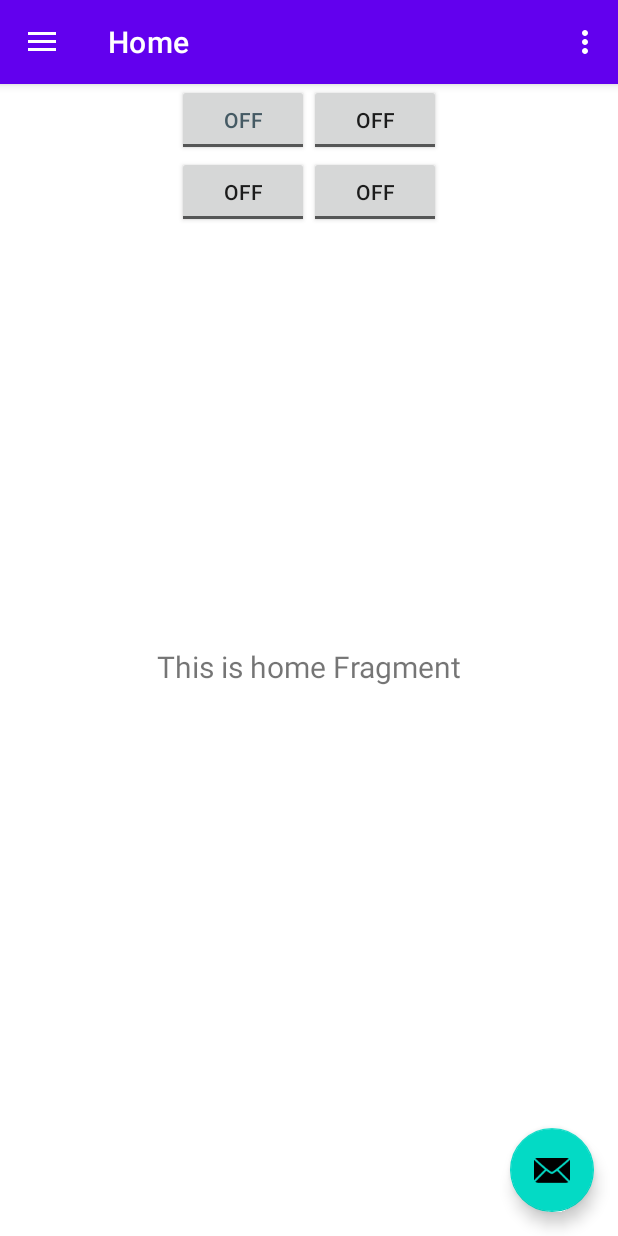
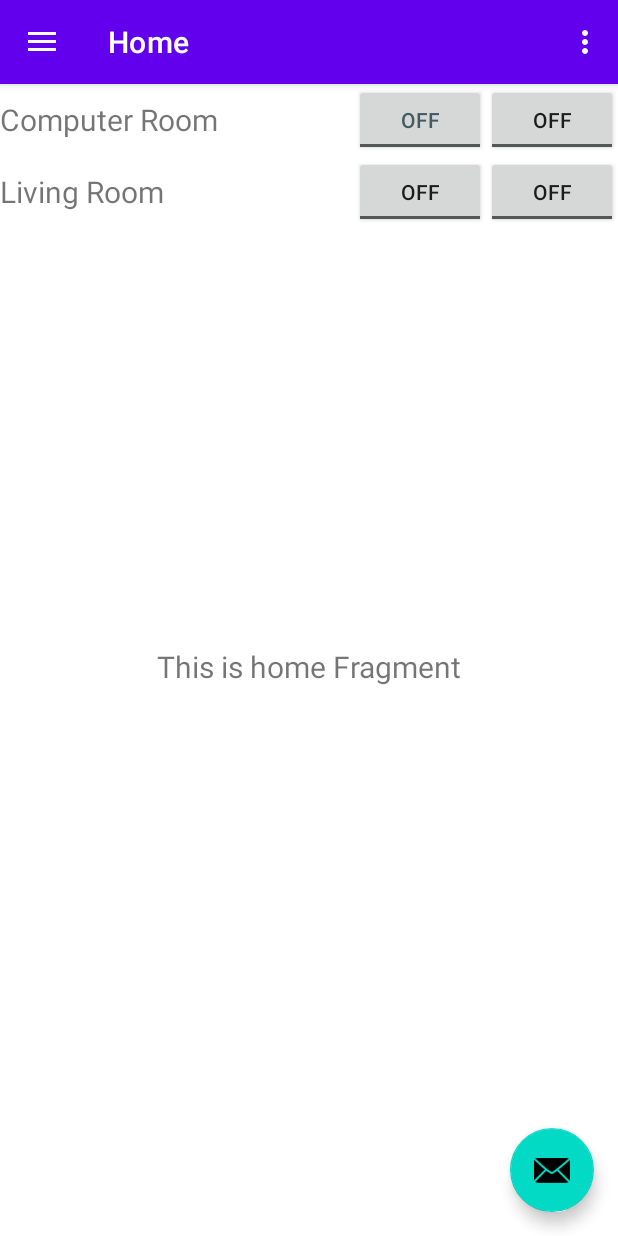
Before and after one commit to jtpunt/LightSwitch, an Android app: the screen it shows after launch (MainActivity), on a phone screen of 412 x 824 dp. Run offline under Robolectric (Android 15) with nearby library versions, the phone set to English and light mode, and no system bars; our stand-ins replace Volley, navigation-ui; network calls fail.

Commit message:
toggle buttons were out of order

```diff
--- a/app/src/main/res/layout/fragment_home.xml
+++ b/app/src/main/res/layout/fragment_home.xml
@@ -30,7 +30,14 @@
             android:layout_height="wrap_content"
             android:gravity="center"
             android:orientation="horizontal">
-
+            <TextView
+                android:id="@+id/text_deviceName1"
+                android:text="@string/deviceName1"
+                android:layout_alignParentLeft="true"
+                android:textSize="20sp"
+                android:layout_height="wrap_content"
+                android:layout_width="wrap_content"
+                android:layout_weight="1"/>
             <ToggleButton
                 android:id="@+id/toggleButton1"
                 android:layout_width="wrap_content"
@@ -50,6 +57,14 @@
             android:layout_height="wrap_content"
             android:gravity="center"
             android:orientation="horizontal">
+            <TextView
+                android:id="@+id/text_deviceName2"
+                android:text="@string/deviceName2"
+                android:layout_alignParentLeft="true"
+                android:textSize="20sp"
+                android:layout_height="wrap_content"
+                android:layout_width="wrap_content"
+                android:layout_weight="1"/>
 
             <ToggleButton
                 android:id="@+id/toggleButton3"
--- a/app/src/main/res/values/strings.xml
+++ b/app/src/main/res/values/strings.xml
@@ -14,5 +14,8 @@
     <string name="gpio_title">Pick a GPIO</string>
     <string name="pick_date">Pick a Date</string>
     <string name="pick_time">Pick a Time</string>
+
+    <string name="deviceName1">Computer Room</string>
+    <string name="deviceName2">Living Room</string>
     <string name="send">Send</string>
 </resources>
```
